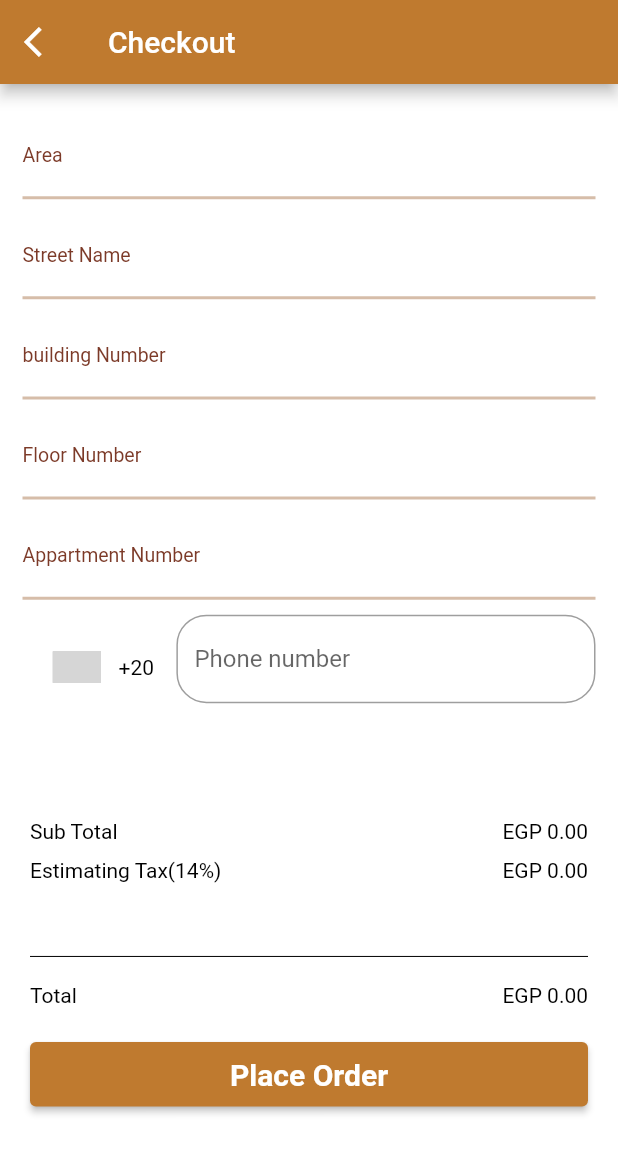
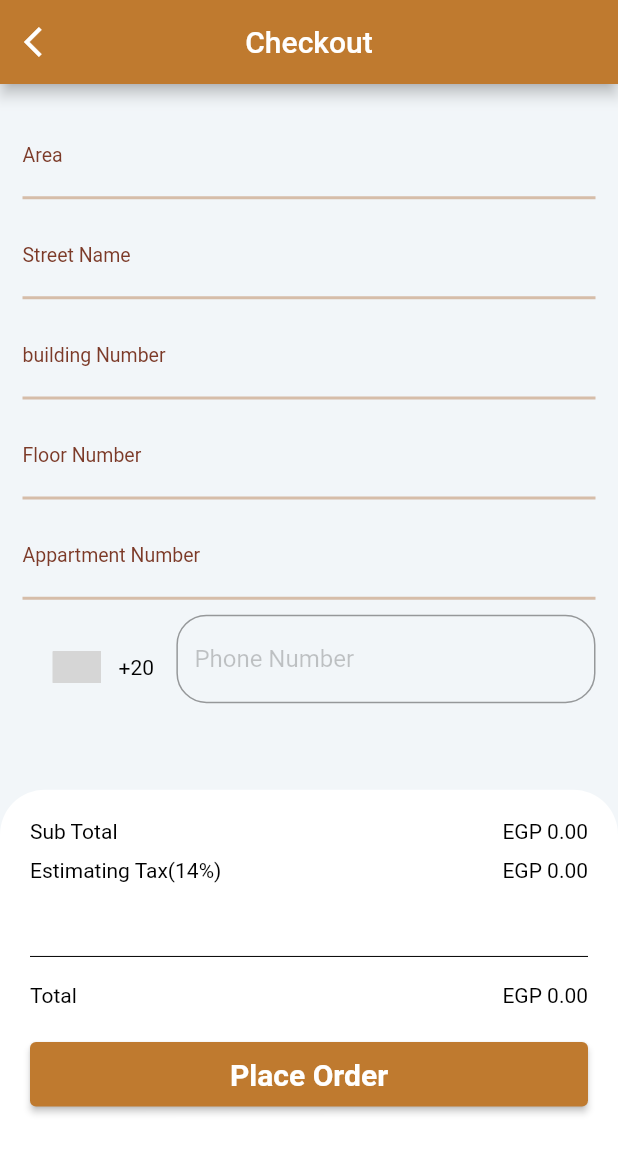
Before and after one commit to FadySameh20/AR-Furniture-App, a Flutter app: the CartScreen screen opened directly, after a tap on "Checkout", on a phone screen of 412 x 824 dp. Shown: the top 1154 px of the screen. Run offline on Flutter 3.47's test engine with Material 2 defaults, Android fonts, the phone set to English and light mode, and no system bars; drawn by our look-alikes of intl_phone_number_input; our stand-ins replace carousel_slider, cloud_firestore, firebase_auth, firebase_core, firebase_messaging, firebase_storage and 9 more; missing offline and left inert: ar_flutter_plugin, circular_bottom_navigation, dart:ffi; accounts and stored records are empty; grey boxes are pictures that could not be loaded.

Commit message:
updated dark mode colors constants & fixed edit profile dark mode

```diff
--- a/lib/shared/constants/constants.dart
+++ b/lib/shared/constants/constants.dart
@@ -3,6 +3,11 @@ import 'package:flutter/material.dart';
 const kAppBackgroundColor = Color.fromRGBO(191, 122, 47, 1);
 const kAppBackgroundColorLowOpacity = Color.fromRGBO(191, 122, 47, 0.2);
 
+const kLightModeBackgroundColor = Color.fromRGBO(242, 246, 249, 1);
+const kDarkModeBackgroundColor = Color.fromRGBO(30, 30, 30, 1);
+
+const kLightModeTextField = Color.fromRGBO(124, 58, 40, 1);
+const kDarkModeTextField = Color.fromRGBO(214, 189, 169, 1);
 // const kFavoriteIcon = Icon(
 //   Icons.favorite,
 //   color: kAppBackgroundColor,
--- a/lib/shared/widgets/SearchFilterScreen.dart
+++ b/lib/shared/widgets/SearchFilterScreen.dart
@@ -1,11 +1,9 @@
 import 'package:ar_furniture_app/cubits/home_states.dart';
-import 'package:ar_furniture_app/shared/cache/sharedpreferences.dart';
 import 'package:ar_furniture_app/shared/constants/constants.dart';
 import 'package:ar_furniture_app/shared/widgets/circle_avatar.dart';
 import 'package:flutter/material.dart';
 import 'package:ar_furniture_app/models/name_model.dart';
 import 'package:flutter_bloc/flutter_bloc.dart';
-
 import '../../cubits/home_cubit.dart';
 
 
@@ -27,13 +25,13 @@ class _SearchFilterScreenState extends State<SearchFilterScreen> {
     return BlocConsumer<HomeCubit,HomeState>(
       listener: (context,state){},
       builder:(context,state){return Scaffold(
-        backgroundColor: !BlocProvider.of<HomeCubit>(context).isDark?Colors.white:Colors.black,
+        backgroundColor: !BlocProvider.of<HomeCubit>(context).isDark? kLightModeBackgroundColor : kDarkModeBackgroundColor,
         appBar: AppBar(
           title:  Text("Filter",style: TextStyle(color: !BlocProvider.of<HomeCubit>(context).isDark?Colors.white:Colors.black),),
           centerTitle: true,
           backgroundColor: kAppBackgroundColor,
           leading: IconButton(
-            icon: Icon(Icons.arrow_back_ios,color: CacheHelper.getData("darkMode")==false||CacheHelper.getData("darkMode")==null?Colors.white:Colors.black,),
+            icon: Icon(Icons.arrow_back_ios,color: !BlocProvider.of<HomeCubit>(context).isDark? Colors.white:Colors.black,),
             onPressed: () {
               Navigator.pop(context);
             },
--- a/lib/shared/widgets/cart_screen.dart
+++ b/lib/shared/widgets/cart_screen.dart
@@ -1,19 +1,13 @@
-
 import 'package:ar_furniture_app/cubits/home_cubit.dart';
 import 'package:ar_furniture_app/cubits/home_states.dart';
 import 'package:ar_furniture_app/models/shared_model.dart';
-import 'package:ar_furniture_app/shared/cache/sharedpreferences.dart';
 import 'package:ar_furniture_app/shared/constants/constants.dart';
 import 'package:ar_furniture_app/shared/widgets/checkout_screen.dart';
 import 'package:ar_furniture_app/shared/widgets/circle_avatar.dart';
 import 'package:flutter/foundation.dart';
 import 'package:flutter/material.dart';
-import 'package:cloud_firestore/cloud_firestore.dart';
 import 'package:flutter_bloc/flutter_bloc.dart';
-
 import '../../models/furniture_model.dart';
-import 'package:rflutter_alert/rflutter_alert.dart';
-
 import 'objectgesturesexample.dart';
 
 class CartScreen extends StatefulWidget {
@@ -69,14 +63,6 @@ class _CartScreenState extends State<CartScreen> {
     });
     super.initState();
   }
-
-
-
-
-
-
-
-
   // Future<void> setCache() async {
   //   cartMap = await json.decode(CacheHelper.getData('cart')) ?? {};
   //   print("Cart Map");
@@ -113,316 +99,6 @@ class _CartScreenState extends State<CartScreen> {
               .where((element) => element.furnitureId == key)
               .first
               .furnitureId);
-
-
-
-
-
-
-
-
-
-
-
-
-
-
-
-
-
-
-
-
-
-
-
-
-
-
-
-
-
-
-
-
-
-
-
-
-
-
-
-
-
-
-
-
-
-
-
-
-
-
-
-
-
-
-
-
-
-
-
-
-
-
-
-
-
-
-
-
-
-
-
-
-
-
-
-
-
-
-
-
-
-
-
-
-
-
-
-
-
-
-
-
-
-
-
-
-
-
-
-
-
-
-
-
-
-
-
-
-
-
-
-
-
-
-
-
-
-
-
-
-
-
-
-
-
-
-
-
-
-
-
-
-
-
-
-
-
-
-
-
-
-
-
-
-
-
-
-
-
-
-
-
-
-
-
-
-
-
-
-
-
-
-
-
-
-
-
-
-
-
-
-
-
-
-
-
-
-
-
-
-
-
-
-
-
-
-
-
-
-
-
-
-
-
-
-
-
-
-
-
-
-
-
-
-
-
-
-
-
-
-
-
-
-
-
-
-
-
-
-
-
-
-
-
-
-
-
-
-
-
-
-
-
-
-
-
-
-
-
-
-
-
-
-
-
-
-
-
-
-
-
-
-
-
-
-
-
-
-
-
-
-
-
-
-
-
-
-
-
-
-
-
-
-
-
-
-
-
-
-
-
-
-
-
-
-
-
-
-
-
-
-
-
-
-
-
-
-
-
-
-
-
-
-
-
-
-
-
-
-
         }
       });
     });
@@ -479,16 +155,15 @@ class _CartScreenState extends State<CartScreen> {
         },
         builder: (context, state) {
           return Scaffold(
-            backgroundColor: !BlocProvider.of<HomeCubit>(context).isDark?Colors.white:Colors.black,
+            backgroundColor: !BlocProvider.of<HomeCubit>(context).isDark? kLightModeBackgroundColor : kDarkModeBackgroundColor,
 
             appBar: AppBar(
-              backgroundColor: Color.fromRGBO(191, 122, 47, 1),
+              backgroundColor: kAppBackgroundColor,
               leading: IconButton(
                 onPressed: () {
                   Navigator.pop(context);
                 },
                 icon: Icon(
-
                   Icons.arrow_back_ios,
                   color: BlocProvider.of<HomeCubit>(context).isDark?Colors.black:Colors.white,
                 ),
@@ -500,7 +175,9 @@ class _CartScreenState extends State<CartScreen> {
                     child: IconButton(onPressed: () {
                       Navigator.push(context, MaterialPageRoute(
                           builder: (context) => ObjectGesturesWidget(furnModel)));
-                    }, icon: Icon(Icons.camera)),
+                    }, icon: Icon(Icons.camera,
+                      color: BlocProvider.of<HomeCubit>(context).isDark?Colors.black:Colors.white,
+                    )),
                   ),
                   // IconButton(onPressed: () {}, icon: Icon(Icons.shopping_cart,color: BlocProvider.of<HomeCubit>(context).isDark?Colors.black:Colors.white,)),
 
@@ -596,9 +273,7 @@ class _CartScreenState extends State<CartScreen> {
                                             style: TextStyle(fontSize: 15,
                                             color:BlocProvider.of<HomeCubit>(context).isDark?Colors.white:Colors.white),
                                           ),
-                                          SizedBox(
-                                            height: 10,
-                                          ),
+                                          const SizedBox(height: 10,),
                                           Row(
                                             children: [
                                               InkWell(
@@ -799,15 +474,11 @@ class _CartScreenState extends State<CartScreen> {
                                   Text("\EGP ${tax.toStringAsFixed(2)}",style:TextStyle(color: BlocProvider.of<HomeCubit>(context).isDark?Colors.white:Colors.black)),
                                 ],
                               ),
-                              SizedBox(
-                                height: 10,
+                              const SizedBox(height: 10,),
+                              Divider(
+                                color: BlocProvider.of<HomeCubit>(context).isDark?Colors.white:Colors.black,
                               ),
-                              Divider(
-                                color: Colors.black,
-                              ),
-                              SizedBox(
-                                height: 10,
-                              ),
+                              const SizedBox(height: 10,),
                               Row(
                                 mainAxisAlignment:
                                 MainAxisAlignment.spaceBetween,
@@ -816,18 +487,14 @@ class _CartScreenState extends State<CartScreen> {
                                   Text("\EGP ${totalPrice.toStringAsFixed(2)}",style:TextStyle(color: BlocProvider.of<HomeCubit>(context).isDark?Colors.white:Colors.black)),
                                 ],
                               ),
-                              SizedBox(
-                                height: 20,
-                              ),
+                              const SizedBox(height: 20,),
                               Row(
                                 children: [
                                   Expanded(
                                       child: ElevatedButton(
                                           style: ElevatedButton.styleFrom(
-                                            padding: EdgeInsets.symmetric(
-                                                vertical: 10),
-                                            backgroundColor:
-                                            Color.fromRGBO(191, 122, 47, 1),
+                                            padding: const EdgeInsets.symmetric(vertical: 10),
+                                            backgroundColor: kAppBackgroundColor,
                                           ),
                                           onPressed: () async {
                                             // qawait BlocProvider.of<HomeCubit>(context).checkAvailableFurnitureQuantity(context);
--- a/lib/shared/widgets/checkout_screen.dart
+++ b/lib/shared/widgets/checkout_screen.dart
@@ -1,22 +1,13 @@
-import 'dart:convert';
-
 import 'package:ar_furniture_app/cubits/home_cubit.dart';
 import 'package:ar_furniture_app/cubits/home_states.dart';
-import 'package:ar_furniture_app/shared/cache/sharedpreferences.dart';
 import 'package:ar_furniture_app/shared/constants/constants.dart';
 import 'package:ar_furniture_app/shared/widgets/cart_screen.dart';
-import 'package:ar_furniture_app/shared/widgets/circle_avatar.dart';
 import 'package:ar_furniture_app/shared/widgets/validations.dart';
-import 'package:flutter/foundation.dart';
 import 'package:flutter/material.dart';
-import 'package:cloud_firestore/cloud_firestore.dart';
 import 'package:flutter_bloc/flutter_bloc.dart';
 import 'package:intl_phone_number_input/intl_phone_number_input.dart';
-
-import '../../models/furniture_model.dart';
 import 'package:rflutter_alert/rflutter_alert.dart';
 
-import 'input_text_field.dart';
 
 class CheckoutScreen extends StatefulWidget {
   // List<FurnitureModel> furnitureList;
@@ -74,12 +65,12 @@ class _CheckoutScreenState extends State<CheckoutScreen> {
               .join('\n\n'),
           buttons: [
             DialogButton(
-              child: Text(
+              onPressed: () => Navigator.pop(context),
+              color: kAppBackgroundColor,
+              child: const Text(
                 "OK",
                 style: TextStyle(color: Colors.white, fontSize: 20),
               ),
-              onPressed: () => Navigator.pop(context),
-              color: kAppBackgroundColor,
             ),
           ],
           style: AlertStyle(
@@ -103,10 +94,6 @@ class _CheckoutScreenState extends State<CheckoutScreen> {
                 .join('\n\n'),
             buttons: [
               DialogButton(
-                child: Text(
-                  "Return to cart screen",
-                  style: TextStyle(color: Colors.white, fontSize: 20),
-                ),
                 onPressed: () {
                   Navigator.pop(context);
                   Navigator.pop(context);
@@ -114,6 +101,10 @@ class _CheckoutScreenState extends State<CheckoutScreen> {
                   Navigator.push(context,MaterialPageRoute(builder: (context)=>CartScreen(furnitureList: BlocProvider.of<HomeCubit>(context).furnitureList, cartMap: BlocProvider.of<HomeCubit>(context).cache.cartMap)));
                 },
                 color: kAppBackgroundColor,
+                child: Text(
+                  "Return to cart screen",
+                  style: TextStyle(color: Colors.white, fontSize: 20),
+                ),
               ),
             ],
             style: AlertStyle(
@@ -128,22 +119,23 @@ class _CheckoutScreenState extends State<CheckoutScreen> {
             ),
           ).show();
       } else if (state is OrderMadeSuccessfully) {
-        ScaffoldMessenger.of(context).showSnackBar(SnackBar(
+        ScaffoldMessenger.of(context).showSnackBar(const SnackBar(
           content: Text('Placed order successfully !'),
         ));
         Navigator.pushNamedAndRemoveUntil(context, '/home', (route) => false);
       }
     }, builder: (context, state) {
       return Scaffold(
-        backgroundColor: !BlocProvider.of<HomeCubit>(context).isDark?Colors.white:Colors.black,
+        backgroundColor: !BlocProvider.of<HomeCubit>(context).isDark? kLightModeBackgroundColor : kDarkModeBackgroundColor,
         appBar: AppBar(
-          backgroundColor: Color.fromRGBO(191, 122, 47, 1),
+          backgroundColor: kAppBackgroundColor,
           leading: IconButton(
             icon: Icon(Icons.arrow_back_ios,color: !BlocProvider.of<HomeCubit>(context).isDark?Colors.white:Colors.black),
             onPressed: () {
               Navigator.pop(context);
             },
           ),
+          centerTitle: true,
           title: Text(
             "Checkout",
             style: TextStyle(color: !BlocProvider.of<HomeCubit>(context).isDark?Colors.white:Colors.black),
@@ -170,12 +162,12 @@ class _CheckoutScreenState extends State<CheckoutScreen> {
                               return validator.validateText(val!);
                             },
                           ),
-                          SizedBox(height: 10),
+                          const SizedBox(height: 10),
                           buildTextField('Street Name', streetNameController,
                               validator: (String? val) {
                             return validator.validateText(val!);
                           }),
-                          SizedBox(height: 10),
+                          const SizedBox(height: 10),
                           buildTextField(
                             'building Number',
                             buildingNumberController,
@@ -183,13 +175,12 @@ class _CheckoutScreenState extends State<CheckoutScreen> {
                               return validator.validateNumber(val!);
                             },
                           ),
-                          SizedBox(height: 10),
+                          const SizedBox(height: 10),
                           buildTextField('Floor Number', floorNumberController,
                             validator: (String? val) {
                               return validator.validateNumber(val!);
                             },),
-
-                          SizedBox(height: 10),
+                          const SizedBox(height: 10),
                           buildTextField(
                             'Appartment Number',
                             appartmentNumberController,
@@ -197,9 +188,8 @@ class _CheckoutScreenState extends State<CheckoutScreen> {
                               return validator.validateNumber(val!);
                             },
                           ),
-                          SizedBox(height: 10),
+                          const SizedBox(height: 10),
                           InternationalPhoneNumberInput(
-
                             textStyle:TextStyle(color: BlocProvider.of<HomeCubit>(context).isDark?Colors.white:Colors.black),
                             spaceBetweenSelectorAndTextField: 0,
                             onInputValidated: (value) {},
@@ -209,17 +199,26 @@ class _CheckoutScreenState extends State<CheckoutScreen> {
                             ),
                             ignoreBlank: false,
                             autoValidateMode: AutovalidateMode.onUserInteraction,
-
-                            selectorTextStyle:
-                         TextStyle(color: BlocProvider.of<HomeCubit>(context).isDark?Colors.white:Colors.black),
+                            selectorTextStyle: TextStyle(color: BlocProvider.of<HomeCubit>(context).isDark?Colors.white:Colors.black),
                             initialValue: number,
                             textFieldController: mobileNumberController,
                             formatInput: false,
                             keyboardType: const TextInputType.numberWithOptions(
                                 signed: true, decimal: true),
-                            inputBorder: const OutlineInputBorder(
-                              borderRadius:
-                                  BorderRadius.all(Radius.circular(20.0)),
+                            inputDecoration: InputDecoration(
+                              hintText: 'Phone Number',
+                              hintStyle: TextStyle(
+                                  color: BlocProvider.of<HomeCubit>(context).isDark?kLightModeBackgroundColor.withOpacity(0.25):kDarkModeBackgroundColor.withOpacity(0.25),
+                              ),
+                              border: OutlineInputBorder(
+                                borderRadius: BorderRadius.all(Radius.circular(20.0)),),
+                              focusedBorder: OutlineInputBorder(
+                                borderSide: BorderSide(
+                                  color: !BlocProvider.of<HomeCubit>(context).isDark?kDarkModeTextField:kLightModeTextField,
+                                  width: 2,
+                                  style: BorderStyle.solid,),
+                                borderRadius: const BorderRadius.all(Radius.circular(20.0)),
+                              ),
                             ),
                           ),
                         ]),
@@ -247,9 +246,7 @@ class _CheckoutScreenState extends State<CheckoutScreen> {
                           Text("\EGP ${widget.subTotal.toStringAsFixed(2)}",style:TextStyle(color: BlocProvider.of<HomeCubit>(context).isDark?Colors.white:Colors.black)),
                         ],
                       ),
-                      SizedBox(
-                        height: 10,
-                      ),
+                      const SizedBox(height: 10,),
                       Row(
                         mainAxisAlignment: MainAxisAlignment.spaceBetween,
                         children: [
@@ -261,11 +258,9 @@ class _CheckoutScreenState extends State<CheckoutScreen> {
                         height: MediaQuery.of(context).size.height*0.05,
                       ),
                       Divider(
-                        color: Colors.black,
+                        color: BlocProvider.of<HomeCubit>(context).isDark?Colors.white:Colors.black,
                       ),
-                      SizedBox(
-                        height: 10,
-                      ),
+                      const SizedBox(height: 10,),
                       Row(
                         mainAxisAlignment: MainAxisAlignment.spaceBetween,
                         children: [
@@ -281,10 +276,8 @@ class _CheckoutScreenState extends State<CheckoutScreen> {
                           Expanded(
                               child: state is LoadingMakeOrder?Center(child: CircularProgressIndicator(),): ElevatedButton(
                                   style: ElevatedButton.styleFrom(
-                                    padding:
-                                        EdgeInsets.symmetric(vertical: 10),
-                                    backgroundColor:
-                                        Color.fromRGBO(191, 122, 47, 1),
+                                    padding: const EdgeInsets.symmetric(vertical: 10),
+                                    backgroundColor: kAppBackgroundColor,
                                   ),
                                   onPressed: () async {
                                     if (formKey.currentState!.validate()) {
@@ -313,7 +306,7 @@ class _CheckoutScreenState extends State<CheckoutScreen> {
                                     "Place Order",
                                     style: TextStyle(
                                         fontWeight: FontWeight.bold,
- color: !BlocProvider.of<HomeCubit>(context).isDark?Colors.white:Colors.black,
+                                        color: !BlocProvider.of<HomeCubit>(context).isDark?Colors.white:Colors.black,
                                         fontSize: 20),
                                   ))),
                         ],
@@ -338,19 +331,17 @@ class _CheckoutScreenState extends State<CheckoutScreen> {
       decoration: InputDecoration(
         enabledBorder: UnderlineInputBorder(
             borderSide: BorderSide(
-                color: Color.fromRGBO(214, 189, 169, 1), width: 2.0)),
+                color: !BlocProvider.of<HomeCubit>(context).isDark?kDarkModeTextField:kLightModeTextField, width: 2.0)),
         focusedBorder: UnderlineInputBorder(
             borderSide: BorderSide(
-                color: Color.fromRGBO(157, 139, 124, 1), width: 5.0)),
+                color: !BlocProvider.of<HomeCubit>(context).isDark?kDarkModeTextField:kLightModeTextField, width: 5.0)),
         labelText: labelText,
         labelStyle: TextStyle(
-          color: Color.fromRGBO(124, 58, 40, 1),
+          color: !BlocProvider.of<HomeCubit>(context).isDark? kLightModeTextField:kDarkModeTextField,
           fontSize: 13,
         ),
-
-        // hintText: "Edit Your Password"
       ),
-      cursorColor: Color.fromRGBO(124, 58, 40, 1),
+      cursorColor: kLightModeTextField,
     );
   }
 }
--- a/lib/shared/widgets/settings.dart
+++ b/lib/shared/widgets/settings.dart
@@ -3,13 +3,10 @@ import 'package:ar_furniture_app/shared/widgets/profile_edit.dart';
 import 'package:firebase_auth/firebase_auth.dart';
 import 'package:flutter/material.dart';
 import 'package:flutter_bloc/flutter_bloc.dart';
-import 'package:image_picker/image_picker.dart';
-
 import '../../cubits/home_cubit.dart';
 import '../../cubits/home_states.dart';
 import '../../models/user_model.dart';
 import '../constants/constants.dart';
-import 'cart_screen.dart';
 import 'favorite_screen.dart';
 import 'order_screen.dart';
 
@@ -121,7 +118,7 @@ class _SettingsScreenState extends State<SettingsScreen> {
           Text(
             categoryText,
             style: TextStyle(
-              color: Colors.grey.shade800,
+              color: BlocProvider.of<HomeCubit>(context).isDark? kLightModeBackgroundColor.withOpacity(0.8) : kDarkModeBackgroundColor.withOpacity(0.8),
               fontSize: 20,
             ),
           ),
```
Also changed, not shown: lib/shared/widgets/home_screen.dart (+8 -11 lines), lib/shared/widgets/login_screen.dart (+10 -14 lines), lib/shared/widgets/order_screen.dart (+2 -5 lines), lib/shared/widgets/profile_edit.dart (+48 -39 lines), lib/shared/widgets/register_screen.dart (+4 -9 lines), lib/shared/widgets/search.dart (+7 -5 lines), lib/shared/widgets/selected_furnitue_screen.dart (+2 -9 lines).
